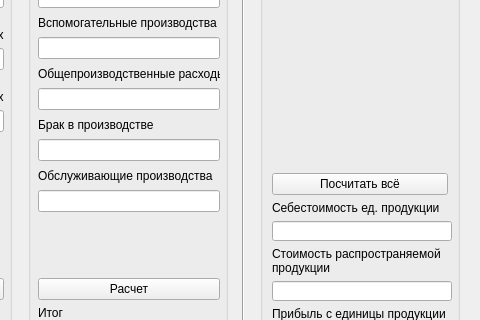
First picture: the form in calc.ui, repository ruhose73/Koftan, before the edit; both pictures show x 650 to 1130 and y 152 to 472 of the 1130 by 790 pixel window.
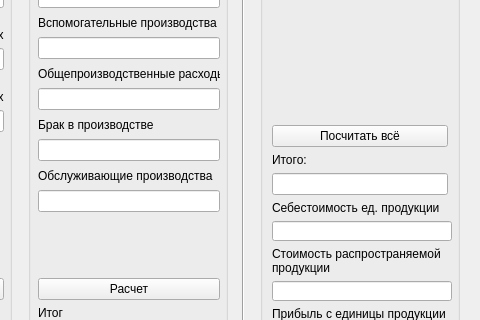
Second picture: the form after the edit.

Commit message: Update form, change output string

Diff of the .ui file:
```diff
--- a/calc.ui
+++ b/calc.ui
@@ -1299,6 +1299,16 @@
       </property>
      </widget>
     </item>
+    <item>
+     <widget class="QLabel" name="label_46">
+      <property name="text">
+       <string>Итого:</string>
+      </property>
+     </widget>
+    </item>
+    <item>
+     <widget class="QLineEdit" name="TC_total_line"/>
+    </item>
     <item>
      <widget class="QLabel" name="label_43">
       <property name="text">
```
Left out of the diff: 12 changed lines with no effect on the pictures. The commit also changes 2 other files.
